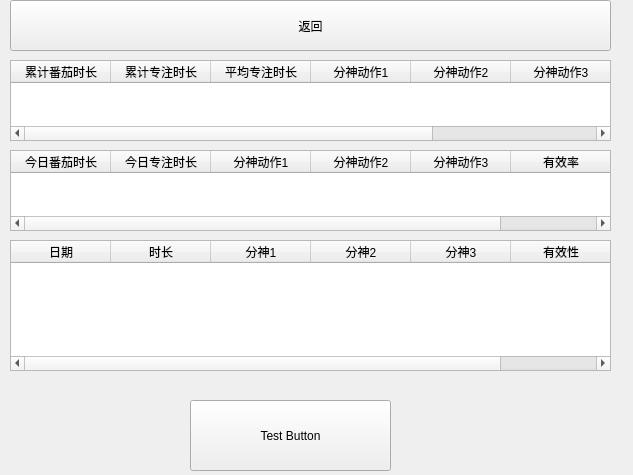
Above: reportpage.ui from Leeye1/StudyMate-GUI before the change. Below: the same form after it.
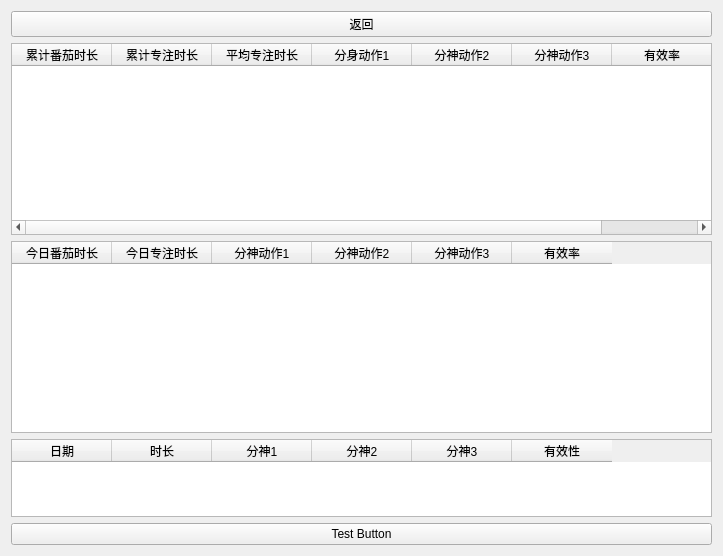
That is the form after the change.

Commit message: 调整了report page的全屏幕布局

The edit to the form file:
```diff
--- a/reportpage.ui
+++ b/reportpage.ui
@@ -6,21 +6,138 @@
    <rect>
     <x>0</x>
     <y>0</y>
-    <width>633</width>
-    <height>475</height>
+    <width>723</width>
+    <height>556</height>
    </rect>
   </property>
+  <property name="sizePolicy">
+   <sizepolicy hsizetype="Expanding" vsizetype="Expanding">
+    <horstretch>0</horstretch>
+    <verstretch>0</verstretch>
+   </sizepolicy>
+  </property>
   <property name="windowTitle">
    <string>Form</string>
   </property>
+  <layout class="QVBoxLayout" name="verticalLayout_2">
+   <item>
+    <widget class="QPushButton" name="returnButton">
+     <property name="sizePolicy">
+      <sizepolicy hsizetype="Minimum" vsizetype="Expanding">
+       <horstretch>0</horstretch>
+       <verstretch>0</verstretch>
+      </sizepolicy>
+     </property>
+     <property name="text">
+      <string>返回</string>
+     </property>
+    </widget>
+   </item>
+   <item>
+    <layout class="QVBoxLayout" name="verticalLayout">
+     <item>
+      <widget class="QTableWidget" name="totalReport">
+       <property name="sizePolicy">
+        <sizepolicy hsizetype="Preferred" vsizetype="Minimum">
+         <horstretch>0</horstretch>
+         <verstretch>0</verstretch>
+        </sizepolicy>
+       </property>
+       <property name="autoFillBackground">
+        <bool>false</bool>
+       </property>
+       <column>
+        <property name="text">
+         <string>累计番茄时长</string>
+        </property>
+       </column>
+       <column>
+        <property name="text">
+         <string>累计专注时长</string>
+        </property>
+       </column>
+       <column>
+        <property name="text">
+         <string>平均专注时长</string>
+        </property>
+       </column>
+       <column>
+        <property name="text">
+         <string>分身动作1</string>
+        </property>
+       </column>
+       <column>
+        <property name="text">
+         <string>分神动作2</string>
+        </property>
+       </column>
+       <column>
+        <property name="text">
+         <string>分神动作3</string>
+        </property>
+       </column>
+       <column>
+        <property name="text">
+         <string>有效率</string>
+        </property>
+       </column>
+      </widget>
+     </item>
+     <item>
+      <widget class="QTableWidget" name="todayReport">
+       <property name="sizePolicy">
+        <sizepolicy hsizetype="Expanding" vsizetype="Minimum">
+         <horstretch>0</horstretch>
+         <verstretch>0</verstretch>
+        </sizepolicy>
+       </property>
+       <property name="autoFillBackground">
+        <bool>false</bool>
+       </property>
+       <column>
+        <property name="text">
+         <string>今日番茄时长</string>
+        </property>
+       </column>
+       <column>
+        <property name="text">
+         <string>今日专注时长</string>
+        </property>
+       </column>
+       <column>
+        <property name="text">
+         <string>分神动作1</string>
+        </property>
+       </column>
+       <column>
+        <property name="text">
+         <string>分神动作2</string>
+        </property>
+       </column>
+       <column>
+        <property name="text">
+         <string>分神动作3</string>
+        </property>
+       </column>
+       <column>
+        <property name="text">
+         <string>有效率</string>
+        </property>
+       </column>
+      </widget>
+     </item>
+    </layout>
+   </item>
+   <item>
   <widget class="QTableWidget" name="tableReport">
-   <property name="geometry">
-    <rect>
-     <x>10</x>
-     <y>240</y>
-     <width>601</width>
-     <height>131</height>
-    </rect>
+     <property name="sizePolicy">
+      <sizepolicy hsizetype="Expanding" vsizetype="Expanding">
+       <horstretch>0</horstretch>
+       <verstretch>180</verstretch>
+      </sizepolicy>
+     </property>
+     <property name="autoFillBackground">
+      <bool>true</bool>
    </property>
    <property name="columnCount">
     <number>6</number>
@@ -56,117 +173,15 @@
     </property>
    </column>
   </widget>
+   </item>
+   <item>
   <widget class="QPushButton" name="testButton">
-   <property name="geometry">
-    <rect>
-     <x>190</x>
-     <y>400</y>
-     <width>201</width>
-     <height>71</height>
-    </rect>
-   </property>
    <property name="text">
     <string>Test Button</string>
    </property>
   </widget>
-  <widget class="QPushButton" name="returnButton">
-   <property name="geometry">
-    <rect>
-     <x>10</x>
-     <y>0</y>
-     <width>601</width>
-     <height>51</height>
-    </rect>
-   </property>
-   <property name="text">
-    <string>返回</string>
-   </property>
-  </widget>
-  <widget class="QTableWidget" name="totalReport">
-   <property name="geometry">
-    <rect>
-     <x>10</x>
-     <y>60</y>
-     <width>601</width>
-     <height>81</height>
-    </rect>
-   </property>
-   <column>
-    <property name="text">
-     <string>累计番茄时长</string>
-    </property>
-   </column>
-   <column>
-    <property name="text">
-     <string>累计专注时长</string>
-    </property>
-   </column>
-   <column>
-    <property name="text">
-     <string>平均专注时长</string>
-    </property>
-   </column>
-   <column>
-    <property name="text">
-     <string>分神动作1</string>
-    </property>
-   </column>
-   <column>
-    <property name="text">
-     <string>分神动作2</string>
-    </property>
-   </column>
-   <column>
-    <property name="text">
-     <string>分神动作3</string>
-    </property>
-   </column>
-   <column>
-    <property name="text">
-     <string>有效率</string>
-    </property>
-   </column>
-  </widget>
-  <widget class="QTableWidget" name="todayReport">
-   <property name="geometry">
-    <rect>
-     <x>10</x>
-     <y>150</y>
-     <width>601</width>
-     <height>81</height>
-    </rect>
-   </property>
-   <column>
-    <property name="text">
-     <string>今日番茄时长</string>
-    </property>
-   </column>
-   <column>
-    <property name="text">
-     <string>今日专注时长</string>
-    </property>
-   </column>
-   <column>
-    <property name="text">
-     <string>分神动作1</string>
-    </property>
-   </column>
-   <column>
-    <property name="text">
-     <string>分神动作2</string>
-    </property>
-   </column>
-   <column>
-    <property name="text">
-     <string>分神动作3</string>
-    </property>
-   </column>
-   <column>
-    <property name="text">
-     <string>有效率</string>
-    </property>
-   </column>
-  </widget>
+   </item>
+  </layout>
  </widget>
  <resources/>
  <connections/>
```
Lines whose indentation alone changed are shown as unchanged. The commit also changes 4 other files.
